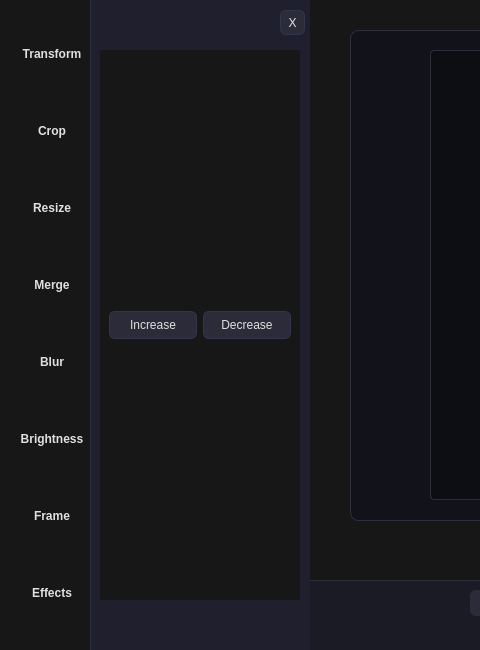
First picture: the form in mainwindow.ui, repository Abdelhamid-El-rashidy/RGBit, before the edit; both pictures show x 0 to 480 and y 0 to 650 of the 1000 by 650 pixel window.
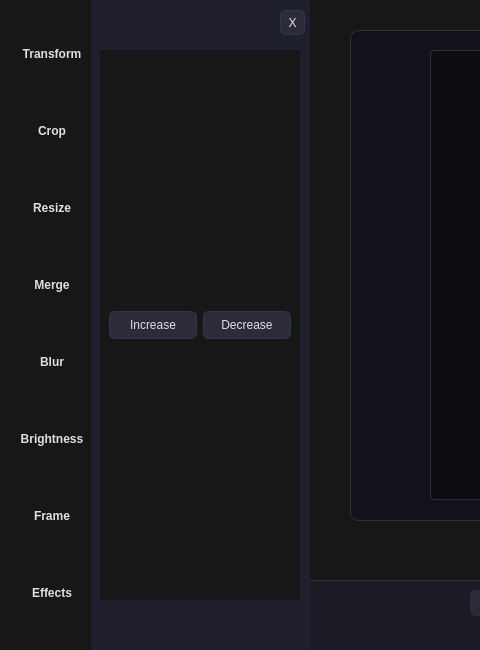
Second picture: the form after the edit.

Diff of the .ui file:
```diff
--- a/mainwindow.ui
+++ b/mainwindow.ui
@@ -35,12 +35,14 @@
       <height>651</height>
      </rect>
     </property>
+    <property name="autoFillBackground">
+     <bool>false</bool>
+    </property>
     <property name="styleSheet">
      <string notr="true">
       QFrame {
-      background-color: qlineargradient(spread:pad, x1:0, y1:0, x2:0, y2:1,
-      stop:0 #1f1f2e, stop:1 #252533);
-      border-right: 1px solid #2c2f3a;
+      background-color: #12121a;
+      border-left: 1px solid #2c2f3a;
       }
       QPushButton {
       color: #e0e0e0;
@@ -479,9 +481,9 @@
     </widget>
    </widget>
    <zorder>Bottombar</zorder>
-   <zorder>mainbar</zorder>
    <zorder>sidebar</zorder>
    <zorder>Displayer</zorder>
+   <zorder>mainbar</zorder>
   </widget>
  </widget>
  <resources/>
```
